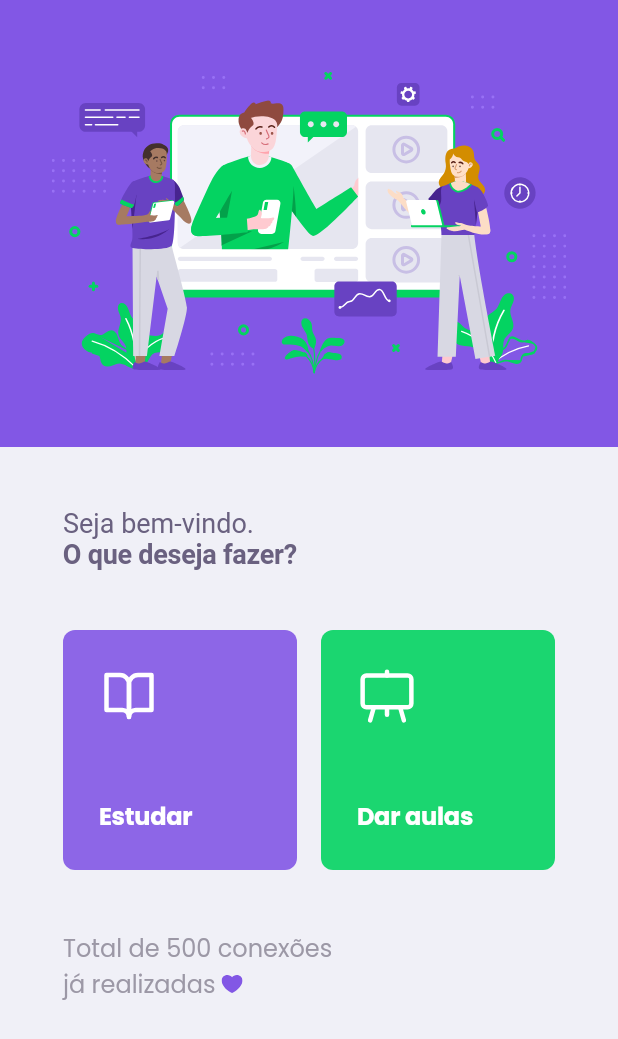
After one commit to pedrohsampaioo/proffy_mobile, a Flutter app: the HomePage screen opened directly, on a phone screen of 412 x 824 dp. The commit adds this screen. Shown: the top 1039 px of the screen. Run offline on Flutter 3.47's test engine with Material 2 defaults, Android fonts, the phone set to English and light mode, and no system bars; our stand-ins replace flutter_modular, flutter_svg, google_fonts.

Commit message:
feat: home interface

```diff
--- a/lib/app/core/assets/app_svg_path.dart
+++ b/lib/app/core/assets/app_svg_path.dart
@@ -8,4 +8,10 @@ class AppSvgPath {
   static String get onboardingHeader01 => 'assets/svg/onboarding_header_01.svg';
   static String get onboardingHeader02 => 'assets/svg/onboarding_header_02.svg';
   static String get arrowBack => 'assets/svg/arrow_back.svg';
+  static String get homeHeader => 'assets/svg/home_header.svg';
+  static String get learnCard => 'assets/svg/learn_card.svg';
+  static String get teachCard => 'assets/svg/teach_card.svg';
+  static String get heart => 'assets/svg/heart.svg';
+  static String get registerTeacherBody => 'assets/svg/register_teacher_body.svg';
+
 }
--- /dev/null
+++ b/lib/app/modules/home/home_module.dart
@@ -0,0 +1,13 @@
+import 'package:flutter_modular/flutter_modular.dart';
+
+import 'home_page.dart';
+
+class HomeModule extends ChildModule {
+  @override
+  List<Bind> get binds => [];
+
+  @override
+  List<ModularRouter> get routers => [
+        ModularRouter('/', child: (_, __) => HomePage()),
+      ];
+}
--- /dev/null
+++ b/lib/app/modules/home/home_page.dart
@@ -0,0 +1,103 @@
+import 'package:flutter/material.dart';
+import 'package:flutter_svg/svg.dart';
+import 'package:proffy_mobile/app/modules/home/widgets/total_connections_widget.dart';
+
+import '../../core/assets/app_svg_path.dart';
+import '../../core/theme/app_theme.dart';
+import 'widgets/option_card_widget.dart';
+
+class HomePage extends StatelessWidget {
+  @override
+  Widget build(BuildContext context) {
+    return Scaffold(
+      backgroundColor: AppColors.background,
+      body: SingleChildScrollView(
+        child: Column(
+          crossAxisAlignment: CrossAxisAlignment.stretch,
+          mainAxisAlignment: MainAxisAlignment.start,
+          mainAxisSize: MainAxisSize.min,
+          children: [
+            _buildHeader(),
+            const SizedBox(height: 40),
+            _buildPresentationText(),
+            const SizedBox(height: 40),
+            _buildCards(context),
+            const SizedBox(height: 40),
+            Padding(
+              padding: const EdgeInsets.symmetric(horizontal: 42),
+              child: TotalConnectionsWidget(
+                connections: 500,
+              ),
+            ),
+            const SizedBox(height: 40),
+          ],
+        ),
+      ),
+    );
+  }
+
+  Widget _buildHeader() {
+    return Container(
+      color: AppColors.purple,
+      padding: const EdgeInsets.symmetric(
+        vertical: 48,
+        horizontal: 16,
+      ),
+      child: SafeArea(
+        child: SvgPicture.asset(
+          AppSvgPath.homeHeader,
+        ),
+        bottom: false,
+      ),
+    );
+  }
+
+  Widget _buildPresentationText() {
+    return Padding(
+      padding: const EdgeInsets.symmetric(horizontal: 42),
+      child: RichText(
+        text: TextSpan(
+          style: AppTypography.bodyLargeRegular.copyWith(
+            color: AppColors.textBase,
+          ),
+          children: [
+            TextSpan(text: 'Seja bem-vindo.\n'),
+            TextSpan(
+              text: 'O que deseja fazer?',
+              style: AppTypography.bodyLargeBold,
+            ),
+          ],
+        ),
+      ),
+    );
+  }
+
+  Widget _buildCards(BuildContext context) {
+    return Padding(
+      padding: const EdgeInsets.symmetric(horizontal: 42),
+      child: Row(
+        mainAxisAlignment: MainAxisAlignment.center,
+        crossAxisAlignment: CrossAxisAlignment.center,
+        children: [
+          Expanded(
+            child: OptionCardWidget(
+              backgroundColor: AppColors.purple,
+              svgPath: AppSvgPath.learnCard,
+              title: 'Estudar',
+              onTap: () => Navigator.pushNamed(context, '/register_teacher'),
+            ),
+          ),
+          const SizedBox(width: 16),
+          Expanded(
+            child: OptionCardWidget(
+              backgroundColor: AppColors.green,
+              svgPath: AppSvgPath.teachCard,
+              title: 'Dar aulas',
+              onTap: () {},
+            ),
+          ),
+        ],
+      ),
+    );
+  }
+}
--- /dev/null
+++ b/lib/app/modules/home/widgets/option_card_widget.dart
@@ -0,0 +1,52 @@
+import 'package:flutter/material.dart';
+import 'package:flutter_svg/svg.dart';
+
+import '../../../core/theme/app_theme.dart';
+
+class OptionCardWidget extends StatelessWidget {
+  final Color backgroundColor;
+  final String title;
+  final String svgPath;
+  final VoidCallback onTap;
+
+  const OptionCardWidget({
+    Key key,
+    @required this.backgroundColor,
+    @required this.title,
+    @required this.svgPath,
+    @required this.onTap,
+  })  : assert(backgroundColor != null),
+        assert(title != null),
+        assert(svgPath != null),
+        super(key: key);
+
+  @override
+  Widget build(BuildContext context) {
+    return GestureDetector(
+      behavior: HitTestBehavior.opaque,
+      onTap: onTap,
+      child: Container(
+        decoration: BoxDecoration(
+          color: backgroundColor.withOpacity(0.9),
+          borderRadius: BorderRadius.circular(8),
+        ),
+        padding: const EdgeInsets.all(24),
+        child: Column(
+          mainAxisAlignment: MainAxisAlignment.center,
+          crossAxisAlignment: CrossAxisAlignment.start,
+          mainAxisSize: MainAxisSize.min,
+          children: [
+            SvgPicture.asset(svgPath),
+            const SizedBox(height: 48),
+            Text(
+              title,
+              style: AppTypography.bodyBold.copyWith(
+                color: Colors.white,
+              ),
+            ),
+          ],
+        ),
+      ),
+    );
+  }
+}
--- /dev/null
+++ b/lib/app/modules/home/widgets/total_connections_widget.dart
@@ -0,0 +1,46 @@
+import 'package:flutter/material.dart';
+import 'package:flutter_svg/svg.dart';
+
+import '../../../core/assets/app_svg_path.dart';
+import '../../../core/theme/app_theme.dart';
+
+class TotalConnectionsWidget extends StatelessWidget {
+  final int connections;
+
+  const TotalConnectionsWidget({
+    Key key,
+    @required this.connections,
+  }) : super(key: key);
+
+  @override
+  Widget build(BuildContext context) {
+    return Column(
+      mainAxisAlignment: MainAxisAlignment.start,
+      crossAxisAlignment: CrossAxisAlignment.start,
+      mainAxisSize: MainAxisSize.min,
+      children: [
+        Text(
+          'Total de $connections conexões',
+          style: AppTypography.bodyRegular.copyWith(
+            color: AppColors.textComplement,
+          ),
+        ),
+        Row(
+          mainAxisAlignment: MainAxisAlignment.start,
+          crossAxisAlignment: CrossAxisAlignment.center,
+          mainAxisSize: MainAxisSize.min,
+          children: [
+            Text(
+              'já realizadas',
+              style: AppTypography.bodyRegular.copyWith(
+                color: AppColors.textComplement,
+              ),
+            ),
+            const SizedBox(width: 4),
+            SvgPicture.asset(AppSvgPath.heart),
+          ],
+        ),
+      ],
+    );
+  }
+}
```
Also changed, not shown: assets/svg/heart.svg (added), assets/svg/home_header.svg (added), assets/svg/learn_card.svg (added), assets/svg/teach_card.svg (added).
